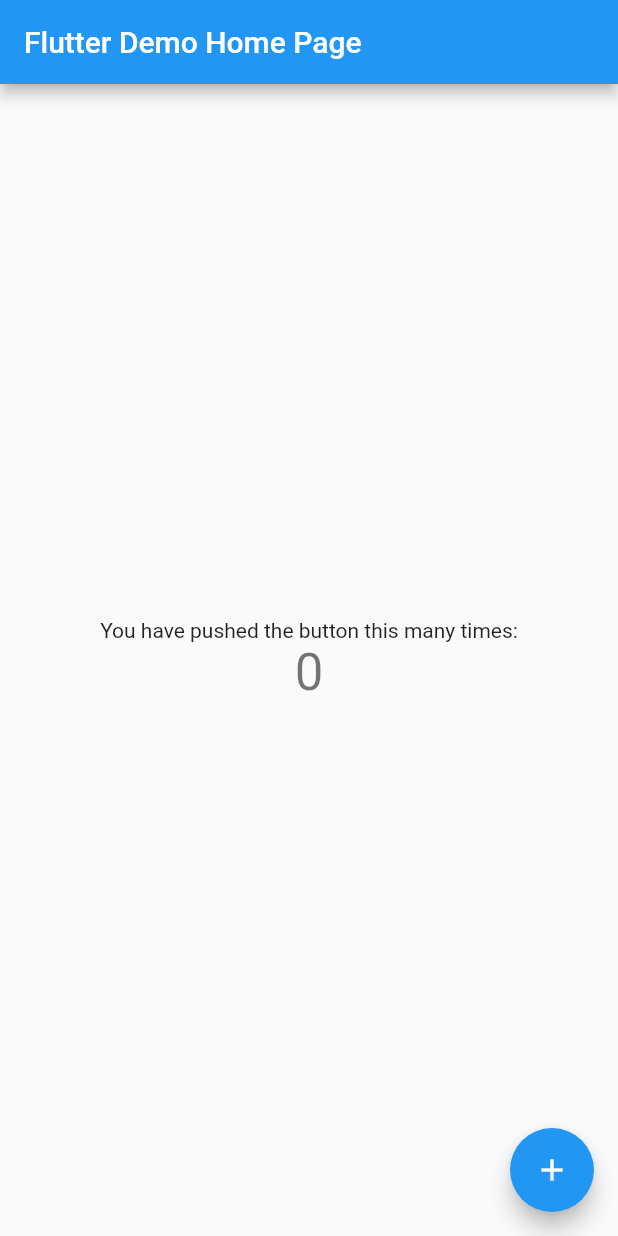
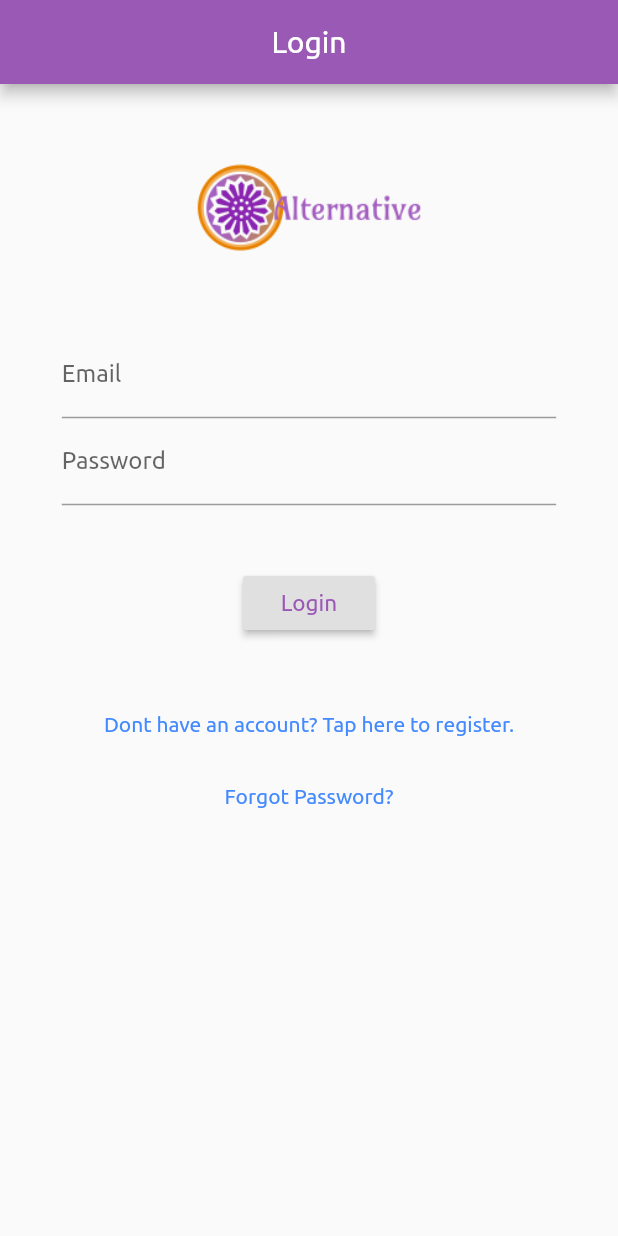
Before and after one commit to pauloj2000/engeconomica, a Flutter app: the screen it shows after launch, on a phone screen of 412 x 824 dp. Run offline on Flutter 3.47's test engine with Material 2 defaults, Android fonts, the phone set to English and light mode, and no system bars; our stand-ins replace modal_progress_hud; project files that could hold a hidden picture were left out.

Commit message:
Criação da tela de ínicio

```diff
--- /dev/null
+++ b/alternative/lib/infra/cores.dart
@@ -0,0 +1,8 @@
+import 'package:flutter/cupertino.dart';
+
+class Cores {
+
+  static Color laranja = new Color.fromRGBO(245, 176, 65, 1);
+
+  static Color roxo = new Color.fromRGBO(155, 89, 182, 1);
+}
--- /dev/null
+++ b/alternative/lib/infra/geral.dart
@@ -0,0 +1,13 @@
+import 'package:flutter/cupertino.dart';
+
+class Geral {
+
+  static Widget buildLogo(BuildContext context, double percentWidth, double percentHeight) {
+    return new Image.asset(
+        "assets/images/logo_alternative.png",
+        width: MediaQuery.of(context).size.width * percentWidth,
+        height: MediaQuery.of(context).size.height * percentHeight
+    );
+  }
+
+}
--- a/alternative/lib/main.dart
+++ b/alternative/lib/main.dart
@@ -1,3 +1,4 @@
+import 'package:alternative/pages/login.dart';
 import 'package:flutter/material.dart';
 
 void main() => runApp(MyApp());
@@ -7,105 +8,12 @@ class MyApp extends StatelessWidget {
   @override
   Widget build(BuildContext context) {
     return MaterialApp(
-      title: 'Flutter Demo',
+      title: 'Alternative',
       theme: ThemeData(
-        // This is the theme of your application.
-        //
-        // Try running your application with "flutter run". You'll see the
-        // application has a blue toolbar. Then, without quitting the app, try
-        // changing the primarySwatch below to Colors.green and then invoke
-        // "hot reload" (press "r" in the console where you ran "flutter run",
-        // or simply save your changes to "hot reload" in a Flutter IDE).
-        // Notice that the counter didn't reset back to zero; the application
-        // is not restarted.
-        primarySwatch: Colors.blue,
+        fontFamily: "Ubuntu",
+        primarySwatch: Colors.purple,
       ),
-      home: MyHomePage(title: 'Flutter Demo Home Page'),
+      home: LoginPage(),
     );
   }
 }
-
-class MyHomePage extends StatefulWidget {
-  MyHomePage({Key key, this.title}) : super(key: key);
-
-  // This widget is the home page of your application. It is stateful, meaning
-  // that it has a State object (defined below) that contains fields that affect
-  // how it looks.
-
-  // This class is the configuration for the state. It holds the values (in this
-  // case the title) provided by the parent (in this case the App widget) and
-  // used by the build method of the State. Fields in a Widget subclass are
-  // always marked "final".
-
-  final String title;
-
-  @override
-  _MyHomePageState createState() => _MyHomePageState();
-}
-
-class _MyHomePageState extends State<MyHomePage> {
-  int _counter = 0;
-
-  void _incrementCounter() {
-    setState(() {
-      // This call to setState tells the Flutter framework that something has
-      // changed in this State, which causes it to rerun the build method below
-      // so that the display can reflect the updated values. If we changed
-      // _counter without calling setState(), then the build method would not be
-      // called again, and so nothing would appear to happen.
-      _counter++;
-    });
-  }
-
-  @override
-  Widget build(BuildContext context) {
-    // This method is rerun every time setState is called, for instance as done
-    // by the _incrementCounter method above.
-    //
-    // The Flutter framework has been optimized to make rerunning build methods
-    // fast, so that you can just rebuild anything that needs updating rather
-    // than having to individually change instances of widgets.
-    return Scaffold(
-      appBar: AppBar(
-        // Here we take the value from the MyHomePage object that was created by
-        // the App.build method, and use it to set our appbar title.
-        title: Text(widget.title),
-      ),
-      body: Center(
-        // Center is a layout widget. It takes a single child and positions it
-        // in the middle of the parent.
-        child: Column(
-          // Column is also a layout widget. It takes a list of children and
-          // arranges them vertically. By default, it sizes itself to fit its
-          // children horizontally, and tries to be as tall as its parent.
-          //
-          // Invoke "debug painting" (press "p" in the console, choose the
-          // "Toggle Debug Paint" action from the Flutter Inspector in Android
-          // Studio, or the "Toggle Debug Paint" command in Visual Studio Code)
-          // to see the wireframe for each widget.
-          //
-          // Column has various properties to control how it sizes itself and
-          // how it positions its children. Here we use mainAxisAlignment to
-          // center the children vertically; the main axis here is the vertical
-          // axis because Columns are vertical (the cross axis would be
-          // horizontal).
-          mainAxisAlignment: MainAxisAlignment.center,
-          children: <Widget>[
-            Text(
-              'You have pushed the button this many times:',
-            ),
-            Text(
-              '$_counter',
-              style: Theme.of(context).textTheme.display1,
-            ),
-          ],
-        ),
-      ),
-      floatingActionButton: FloatingActionButton(
-        onPressed: _incrementCounter,
-        tooltip: 'Increment',
-        child: Icon(Icons.add),
-      ), // This trailing comma makes auto-formatting nicer for build methods.
-    );
-  }
-}
--- /dev/null
+++ b/alternative/lib/pages/login.dart
@@ -0,0 +1,197 @@
+import 'package:alternative/infra/cores.dart';
+import 'package:alternative/infra/geral.dart';
+import 'package:flutter/cupertino.dart';
+import 'package:flutter/material.dart';
+
+import 'inicio.dart';
+
+class LoginPage extends StatefulWidget {
+  @override
+  State<StatefulWidget> createState() => new _LoginPageState();
+}
+
+// Used for controlling whether the user is loggin or creating an account
+enum FormType { login, register }
+
+class _LoginPageState extends State<LoginPage> {
+  final TextEditingController _emailFilter = new TextEditingController();
+  final TextEditingController _passwordFilter = new TextEditingController();
+  String _email = "";
+  String _password = "";
+  FormType _form = FormType
+      .login; // our default setting is to login, and we should switch to creating an account when the user chooses to
+
+  _LoginPageState() {
+    _emailFilter.addListener(_emailListen);
+    _passwordFilter.addListener(_passwordListen);
+  }
+
+  void _emailListen() {
+    if (_emailFilter.text.isEmpty) {
+      _email = "";
+    } else {
+      _email = _emailFilter.text;
+    }
+  }
+
+  void _passwordListen() {
+    if (_passwordFilter.text.isEmpty) {
+      _password = "";
+    } else {
+      _password = _passwordFilter.text;
+    }
+  }
+
+  // Swap in between our two forms, registering and logging in
+  void _formChange() async {
+    setState(() {
+      if (_form == FormType.register) {
+        _form = FormType.login;
+      } else {
+        _form = FormType.register;
+      }
+    });
+  }
+
+  @override
+  Widget build(BuildContext context) {
+    return new Scaffold(
+      appBar: _buildBar(context),
+      body: ListView(
+          children: <Widget>[
+            Geral.buildLogo(context, 0.1, 0.2),
+            _buildTextFields(),
+            _buildButtons(),
+          ],
+        ),
+    );
+  }
+
+
+  Widget _buildBar(BuildContext context) {
+    return new AppBar(
+      title: new Text(
+        "Login",
+        style: TextStyle(
+          color: Colors.white,
+        ),
+      ),
+      centerTitle: true,
+      backgroundColor: Cores.roxo,
+    );
+  }
+
+  Widget _buildTextFields() {
+    return new Container(
+      padding: EdgeInsets.only(
+        left: MediaQuery.of(context).size.width * 0.1,
+        right: MediaQuery.of(context).size.width * 0.1,
+      ),
+      child: new Column(
+        children: <Widget>[
+          new Container(
+            child: new TextField(
+              controller: _emailFilter,
+              decoration: new InputDecoration(labelText: 'Email'),
+            ),
+          ),
+          new Container(
+            child: new TextField(
+              controller: _passwordFilter,
+              decoration: new InputDecoration(labelText: 'Password'),
+              obscureText: true,
+            ),
+          )
+        ],
+      ),
+    );
+  }
+
+  Widget _buildButtons() {
+    if (_form == FormType.login) {
+      return new Container(
+        child: new Column(
+          children: <Widget>[
+            Padding(
+              padding: EdgeInsets.only(
+                top: MediaQuery.of(context).size.height * 0.05,
+                bottom: MediaQuery.of(context).size.height * 0.04,
+              ),
+              child: RaisedButton(
+                child: new Text(
+                  'Login',
+                  style: TextStyle(
+                    color: Cores.roxo,
+                    fontSize: 15,
+                  ),
+                ),
+                onPressed: _loginPressed,
+              ),
+            ),
+            new FlatButton(
+              child: new Text('Dont have an account? Tap here to register.',
+                  style: TextStyle(
+                    color: Colors.blueAccent,
+                  )),
+              onPressed: _formChange,
+            ),
+            new FlatButton(
+              child: new Text('Forgot Password?',
+                  style: TextStyle(
+                    color: Colors.blueAccent,
+                  )),
+              onPressed: _passwordReset,
+            )
+          ],
+        ),
+      );
+    } else {
+      return new Container(
+        child: new Column(
+          children: <Widget>[
+            Padding(
+              padding: EdgeInsets.only(
+                top: MediaQuery.of(context).size.height * 0.05,
+                bottom: MediaQuery.of(context).size.height * 0.04,
+              ),
+              child: RaisedButton(
+                child: new Text(
+                  'Create an Account',
+                  style: TextStyle(
+                    color: Cores.roxo,
+                    fontSize: 15,
+                  ),
+                ),
+                onPressed: _createAccountPressed,
+              ),
+            ),
+            new FlatButton(
+              child: new Text('Have an account? Click here to login.',
+                  style: TextStyle(
+                    color: Colors.blueAccent,
+                  )),
+              onPressed: _formChange,
+            )
+          ],
+        ),
+      );
+    }
+  }
+
+  // These functions can self contain any user auth logic required, they all have access to _email and _password
+
+  void _loginPressed() {
+    Navigator.push(
+      context,
+      MaterialPageRoute(builder: (context) => InicioPage()),
+    );
+  }
+
+  void _createAccountPressed() {
+    print('The user wants to create an accoutn with $_email and $_password');
+  }
+
+  void _passwordReset() {
+    print("The user wants a password reset request sent to $_email");
+  }
+}
```
Also changed, not shown: alternative/assets/fonts/Ubuntu/UFL.txt (added, +96 -0 lines), alternative/lib/pages/inicio.dart (added, +139 -0 lines), alternative/pubspec.yaml (+19 -29 lines), alternative/assets/fonts/SourceSansPro-Italic.ttf (added), alternative/assets/fonts/SourceSansPro-Regular.ttf (added), alternative/assets/fonts/Ubuntu/Ubuntu-Bold.ttf (added), alternative/assets/fonts/Ubuntu/Ubuntu-BoldItalic.ttf (added), alternative/assets/fonts/Ubuntu/Ubuntu-Italic.ttf (added), alternative/assets/fonts/Ubuntu/Ubuntu-Light.ttf (added), alternative/assets/fonts/Ubuntu/Ubuntu-LightItalic.ttf (added), alternative/assets/fonts/Ubuntu/Ubuntu-Medium.ttf (added), alternative/assets/fonts/Ubuntu/Ubuntu-MediumItalic.ttf (added), alternative/assets/fonts/Ubuntu/Ubuntu-Regular.ttf (added), alternative/assets/images/logo_alternative.png (added), 1 more files.
